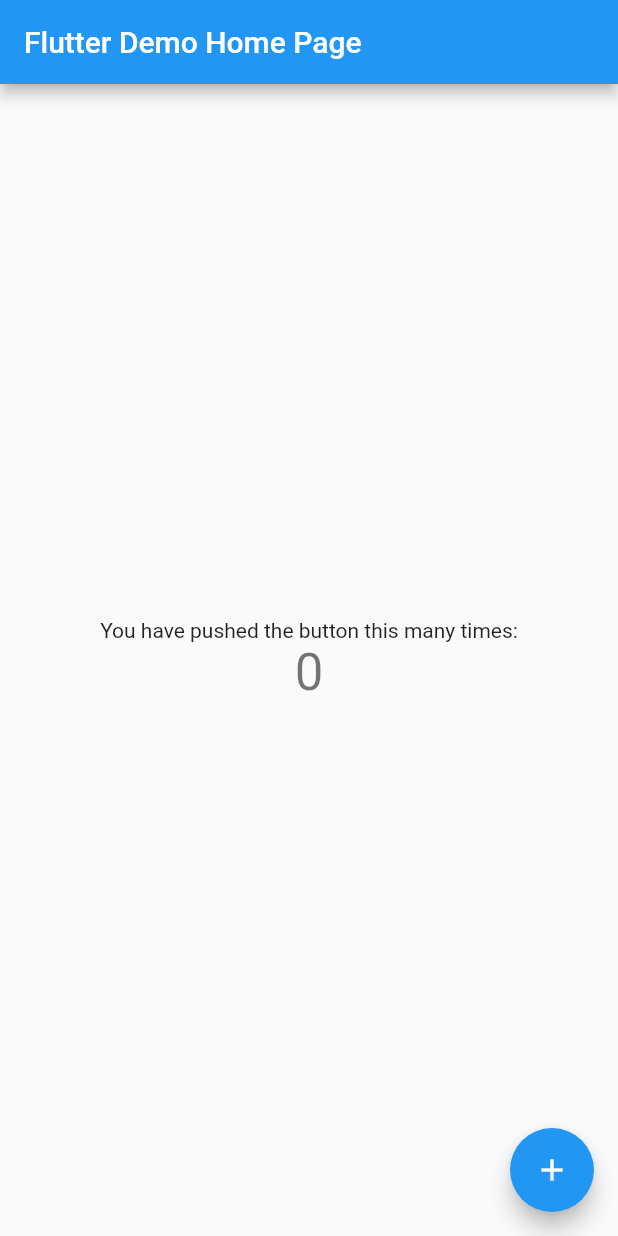
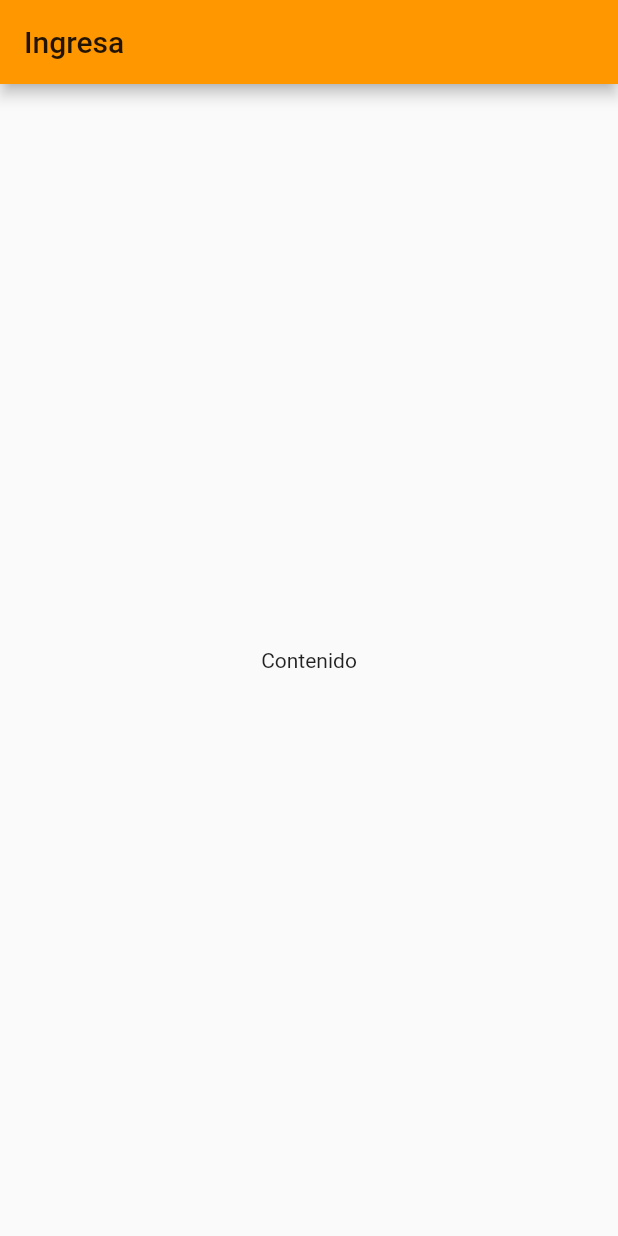
Before and after one commit to josecaos/login_simple, a Flutter app: the screen it shows after launch, on a phone screen of 412 x 824 dp. Run offline on Flutter 3.47's test engine with Material 2 defaults, Android fonts, the phone set to English and light mode, and no system bars.

Commit message:
Scaffold de inicio - compilando

```diff
--- /dev/null
+++ b/lib/login.dart
@@ -0,0 +1,22 @@
+import 'package:flutter/material.dart';
+
+
+class Login extends StatefulWidget {
+  @override
+  _LoginState createState() => _LoginState();
+}
+
+class _LoginState extends State<Login> {
+@override
+  Widget build(BuildContext context) {
+    // TODO: implement build
+    return Scaffold(
+      appBar: AppBar(
+        title: Text("Ingresa"),
+      ),
+      body: Center(
+        child: Text("Contenido"),
+      ),
+    );
+  }
+}
--- a/lib/main.dart
+++ b/lib/main.dart
@@ -1,4 +1,5 @@
 import 'package:flutter/material.dart';
+import 'package:login_simple/login.dart';
 
 void main() => runApp(MyApp());
 
@@ -9,103 +10,9 @@ class MyApp extends StatelessWidget {
     return MaterialApp(
       title: 'Flutter Demo',
       theme: ThemeData(
-        // This is the theme of your application.
-        //
-        // Try running your application with "flutter run". You'll see the
-        // application has a blue toolbar. Then, without quitting the app, try
-        // changing the primarySwatch below to Colors.green and then invoke
-        // "hot reload" (press "r" in the console where you ran "flutter run",
-        // or simply save your changes to "hot reload" in a Flutter IDE).
-        // Notice that the counter didn't reset back to zero; the application
-        // is not restarted.
-        primarySwatch: Colors.blue,
+        primarySwatch: Colors.orange,
       ),
-      home: MyHomePage(title: 'Flutter Demo Home Page'),
+      home: Login(),
     );
   }
 }
-
-class MyHomePage extends StatefulWidget {
-  MyHomePage({Key key, this.title}) : super(key: key);
-
-  // This widget is the home page of your application. It is stateful, meaning
-  // that it has a State object (defined below) that contains fields that affect
-  // how it looks.
-
-  // This class is the configuration for the state. It holds the values (in this
-  // case the title) provided by the parent (in this case the App widget) and
-  // used by the build method of the State. Fields in a Widget subclass are
-  // always marked "final".
-
-  final String title;
-
-  @override
-  _MyHomePageState createState() => _MyHomePageState();
-}
-
-class _MyHomePageState extends State<MyHomePage> {
-  int _counter = 0;
-
-  void _incrementCounter() {
-    setState(() {
-      // This call to setState tells the Flutter framework that something has
-      // changed in this State, which causes it to rerun the build method below
-      // so that the display can reflect the updated values. If we changed
-      // _counter without calling setState(), then the build method would not be
-      // called again, and so nothing would appear to happen.
-      _counter++;
-    });
-  }
-
-  @override
-  Widget build(BuildContext context) {
-    // This method is rerun every time setState is called, for instance as done
-    // by the _incrementCounter method above.
-    //
-    // The Flutter framework has been optimized to make rerunning build methods
-    // fast, so that you can just rebuild anything that needs updating rather
-    // than having to individually change instances of widgets.
-    return Scaffold(
-      appBar: AppBar(
-        // Here we take the value from the MyHomePage object that was created by
-        // the App.build method, and use it to set our appbar title.
-        title: Text(widget.title),
-      ),
-      body: Center(
-        // Center is a layout widget. It takes a single child and positions it
-        // in the middle of the parent.
-        child: Column(
-          // Column is also a layout widget. It takes a list of children and
-          // arranges them vertically. By default, it sizes itself to fit its
-          // children horizontally, and tries to be as tall as its parent.
-          //
-          // Invoke "debug painting" (press "p" in the console, choose the
-          // "Toggle Debug Paint" action from the Flutter Inspector in Android
-          // Studio, or the "Toggle Debug Paint" command in Visual Studio Code)
-          // to see the wireframe for each widget.
-          //
-          // Column has various properties to control how it sizes itself and
-          // how it positions its children. Here we use mainAxisAlignment to
-          // center the children vertically; the main axis here is the vertical
-          // axis because Columns are vertical (the cross axis would be
-          // horizontal).
-          mainAxisAlignment: MainAxisAlignment.center,
-          children: <Widget>[
-            Text(
-              'You have pushed the button this many times:',
-            ),
-            Text(
-              '$_counter',
-              style: Theme.of(context).textTheme.display1,
-            ),
-          ],
-        ),
-      ),
-      floatingActionButton: FloatingActionButton(
-        onPressed: _incrementCounter,
-        tooltip: 'Increment',
-        child: Icon(Icons.add),
-      ), // This trailing comma makes auto-formatting nicer for build methods.
-    );
-  }
-}
```
